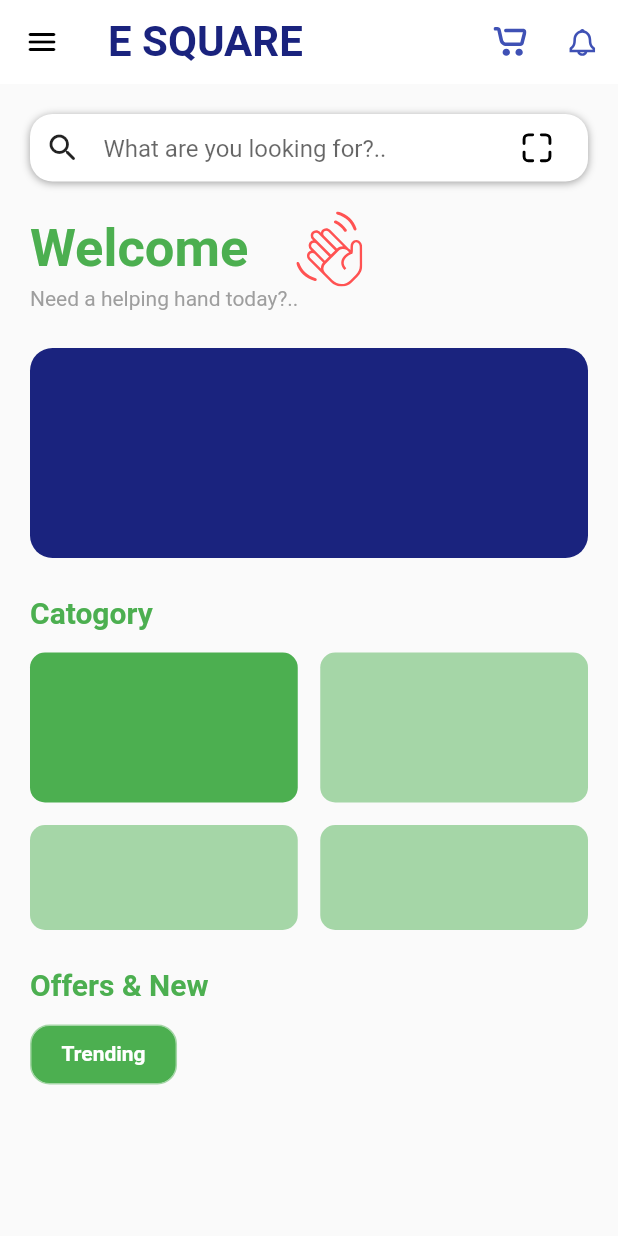
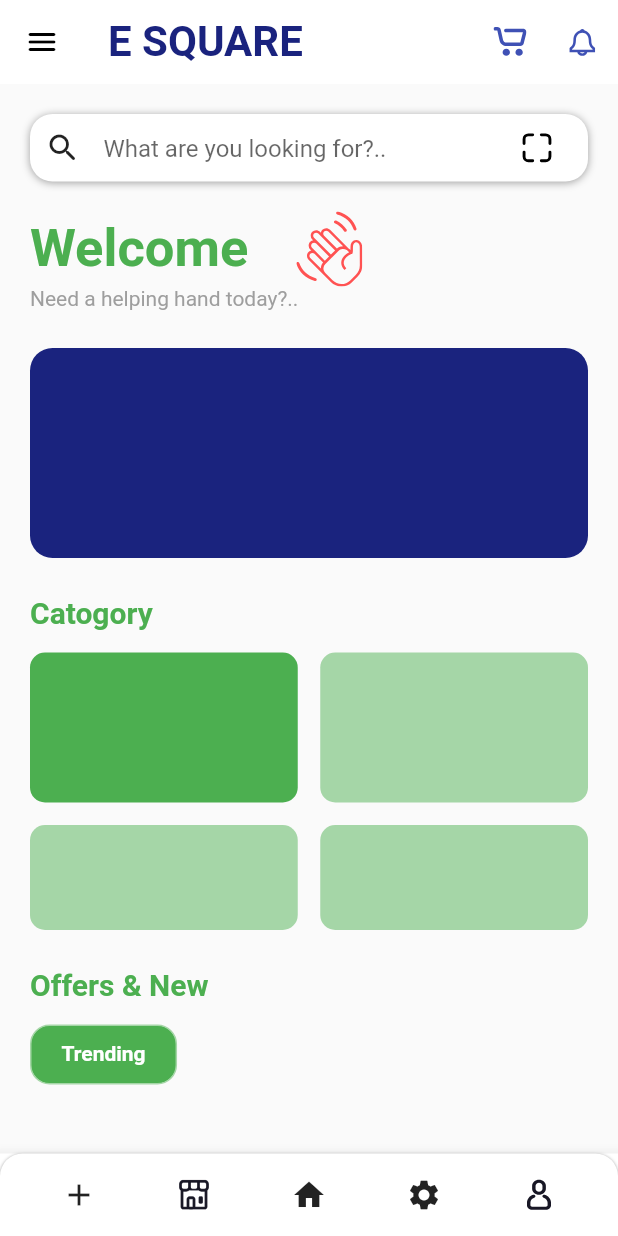
Before and after one commit to shyamexe/e-commerce-using-bloc, a Flutter app: the HomeScreen screen opened by its route, on a phone screen of 412 x 824 dp. Run offline on Flutter 3.47's test engine with Material 2 defaults, Android fonts, the phone set to English and light mode, and no system bars; our stand-ins replace bloc, convex_bottom_bar, equatable, flutter_bloc, flutter_svg.

Commit message:
just 16/11

```diff
--- a/lib/presentation/screens/home_screen/home_screen.dart
+++ b/lib/presentation/screens/home_screen/home_screen.dart
@@ -2,11 +2,9 @@ import 'package:e_commerce/core/constants/app_icons.dart';
 import 'package:e_commerce/presentation/screens/home_screen/widgets/home_appbar.dart';
 import 'package:flutter/material.dart';
 import 'package:flutter_svg/flutter_svg.dart';
-import 'package:e_commerce/core/constants/strings.dart';
-import 'package:sizer/sizer.dart';
 
 class HomeScreen extends StatelessWidget {
-  HomeScreen({Key? key, required this.title}) : super(key: key);
+  const HomeScreen({Key? key, required this.title}) : super(key: key);
 
   final String title;
 
@@ -14,6 +12,52 @@ class HomeScreen extends StatelessWidget {
   Widget build(BuildContext context) {
     return Scaffold(
       appBar: homeAppbar(context),
+      bottomNavigationBar: BottomAppBar(
+        child: Container(
+          decoration: BoxDecoration(
+            color: Colors.white,
+            borderRadius: const BorderRadius.only(
+                topLeft: Radius.circular(15), topRight: Radius.circular(15)),
+            boxShadow: const [
+              BoxShadow(
+                color: Colors.grey,
+                blurRadius: 1,
+                offset: Offset(0, 0.75), // changes position of shadow
+              ),
+            ],
+          ),
+          height: 55,
+          child: Row(
+            mainAxisAlignment: MainAxisAlignment.spaceEvenly,
+            children: [
+              IconButton(
+                onPressed: () {},
+                icon: const Icon(Icons.add),
+              ),
+              IconButton(
+                onPressed: () {},
+                icon: SvgPicture.asset(
+                  AppIcons.shopIcon,
+                ),
+              ),
+              IconButton(
+                onPressed: () {},
+                icon: const Icon(Icons.home),
+              ),
+              IconButton(
+                onPressed: () {},
+                icon: const Icon(Icons.settings),
+              ),
+              IconButton(
+                onPressed: () {},
+                icon: SvgPicture.asset(
+                  AppIcons.userIcon,
+                ),
+              ),
+            ],
+          ),
+        ),
+      ),
       body: SingleChildScrollView(
         child: Padding(
           padding: const EdgeInsets.symmetric(horizontal: 20, vertical: 20),
@@ -29,22 +73,26 @@ class HomeScreen extends StatelessWidget {
                   boxShadow: const [
                     BoxShadow(
                       color: Colors.grey,
-                      offset: Offset(0.0, 1.0), //(x,y)
+                      offset: Offset(0, 0.75), //(x,y)
                       blurRadius: 4.0,
                     ),
                   ],
                 ),
                 child: Padding(
-                  padding: const EdgeInsets.symmetric(horizontal: 10, vertical: 3),
+                  padding:
+                      const EdgeInsets.symmetric(horizontal: 10, vertical: 3),
                   child: Row(
                     children: [
-                      Icon(Icons.search_rounded),
-                      SizedBox(width: 15,),
+                      const Icon(Icons.search_rounded),
+                      const SizedBox(
+                        width: 15,
+                      ),
                       const Expanded(
                         child: TextField(
                           decoration: InputDecoration(
                               border: InputBorder.none,
-                              hintText: "What are you looking for?.."),),
+                              hintText: "What are you looking for?.."),
+                        ),
                       ),
                       IconButton(
                         onPressed: () {},
@@ -57,35 +105,58 @@ class HomeScreen extends StatelessWidget {
                   ),
                 ),
               ),
-              SizedBox(height: 20,),
+              const SizedBox(
+                height: 20,
+              ),
               SizedBox(
                 height: 50,
                 child: Row(
                   children: [
-                    const Text("Welcome", style: TextStyle(
-                      fontWeight: FontWeight.bold, fontSize: 35, color: Colors.green
-                    ),),
-                    SvgPicture.asset(AppIcons.byeIcon,color: Colors.redAccent,),
+                    const Text(
+                      "Welcome",
+                      style: TextStyle(
+                          fontWeight: FontWeight.bold,
+                          fontSize: 35,
+                          color: Colors.green),
+                    ),
+                    SvgPicture.asset(
+                      AppIcons.byeIcon,
+                      color: Colors.redAccent,
+                    ),
                   ],
                 ),
               ),
-              Align(
+              const Align(
                   alignment: Alignment.topLeft,
-                  child: Text("Need a helping hand today?..", style: TextStyle(color: Colors.grey),)),
-              SizedBox(height: 25,),
+                  child: Text(
+                    "Need a helping hand today?..",
+                    style: TextStyle(color: Colors.grey),
+                  )),
+              const SizedBox(
+                height: 25,
+              ),
               Container(
                   height: 140,
                   width: 500,
                   decoration: BoxDecoration(
                     color: Colors.indigo[900],
-                  borderRadius: BorderRadius.circular(15),)
+                    borderRadius: BorderRadius.circular(15),
+                  )),
+              const SizedBox(
+                height: 25,
               ),
-              SizedBox(height: 25,),
-              Align(
+              const Align(
                   alignment: Alignment.topLeft,
-                  child: Text("Catogory", style: TextStyle(color: Colors.green,
-                      fontSize: 20, fontWeight: FontWeight.bold),)),
-              SizedBox(height: 15,),
+                  child: Text(
+                    "Catogory",
+                    style: TextStyle(
+                        color: Colors.green,
+                        fontSize: 20,
+                        fontWeight: FontWeight.bold),
+                  )),
+              const SizedBox(
+                height: 15,
+              ),
               Row(
                 mainAxisAlignment: MainAxisAlignment.spaceEvenly,
                 children: [
@@ -94,21 +165,25 @@ class HomeScreen extends StatelessWidget {
                         height: 100,
                         decoration: BoxDecoration(
                           color: Colors.green,
-                          borderRadius: BorderRadius.circular(10),)
+                          borderRadius: BorderRadius.circular(10),
+                        )),
                   ),
+                  const SizedBox(
+                    width: 15,
                   ),
-                  SizedBox(width: 15,),
                   Expanded(
                     child: Container(
                         height: 100,
                         decoration: BoxDecoration(
                           color: Colors.green[200],
-                          borderRadius: BorderRadius.circular(10),)
-                    ),
+                          borderRadius: BorderRadius.circular(10),
+                        )),
                   ),
                 ],
               ),
-              SizedBox(height: 15,),
+              const SizedBox(
+                height: 15,
+              ),
               Row(
                 mainAxisAlignment: MainAxisAlignment.spaceEvenly,
                 children: [
@@ -117,40 +192,55 @@ class HomeScreen extends StatelessWidget {
                         height: 70,
                         decoration: BoxDecoration(
                           color: Colors.green[200],
-                          borderRadius: BorderRadius.circular(10),)
+                          borderRadius: BorderRadius.circular(10),
+                        )),
                   ),
+                  const SizedBox(
+                    width: 15,
                   ),
-                  SizedBox(width: 15,),
                   Expanded(
                     child: Container(
                         height: 70,
                         decoration: BoxDecoration(
                           color: Colors.green[200],
-                          borderRadius: BorderRadius.circular(10),)
-                    ),
+                          borderRadius: BorderRadius.circular(10),
+                        )),
                   ),
                 ],
               ),
-              SizedBox(height: 25,),
-              Align(
+              const SizedBox(
+                height: 25,
+              ),
+              const Align(
                   alignment: Alignment.topLeft,
-                  child: Text("Offers & New", style: TextStyle(color: Colors.green,
-                      fontSize: 20, fontWeight: FontWeight.bold),)),
-              SizedBox(height: 15,),
+                  child: Text(
+                    "Offers & New",
+                    style: TextStyle(
+                        color: Colors.green,
+                        fontSize: 20,
+                        fontWeight: FontWeight.bold),
+                  )),
+              const SizedBox(
+                height: 15,
+              ),
               Row(
                 children: [
                   InkWell(
-                    onTap: (){},
+                    onTap: () {},
                     child: Container(
-                      padding: EdgeInsets.symmetric(horizontal: 20,vertical: 10),
+                      padding: const EdgeInsets.symmetric(
+                          horizontal: 20, vertical: 10),
                       height: 40,
                       decoration: BoxDecoration(
                         color: Colors.green,
                         border: Border.all(color: Colors.green.shade200),
-                          borderRadius: BorderRadius.circular(13),),
-                      child: Text("Trending", style: TextStyle(
-                        color: Colors.white, fontWeight: FontWeight.bold
-                      ),),
+                        borderRadius: BorderRadius.circular(13),
+                      ),
+                      child: const Text(
+                        "Trending",
+                        style: TextStyle(
+                            color: Colors.white, fontWeight: FontWeight.bold),
+                      ),
                     ),
                   ),
                 ],
```
Also changed, not shown: lib/presentation/widgets/custom_navigation_bar.dart (added), lib/presentation/widgets/custome_navigation_bar.dart (added), lib/presentation/widgets/home_screen_appbar.dart (added), lib/presentation/widgets/widgets.dart (added). Lines whose indentation alone changed are shown as unchanged.
